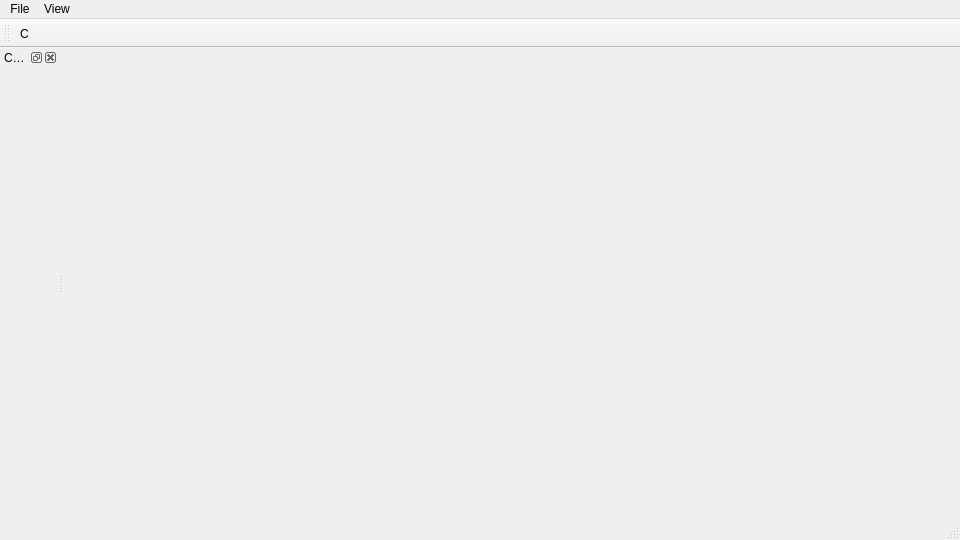
Before: the Qt Designer form mainwindow.ui in lyq326/lidar_sample_client, drawn with Qt 5.
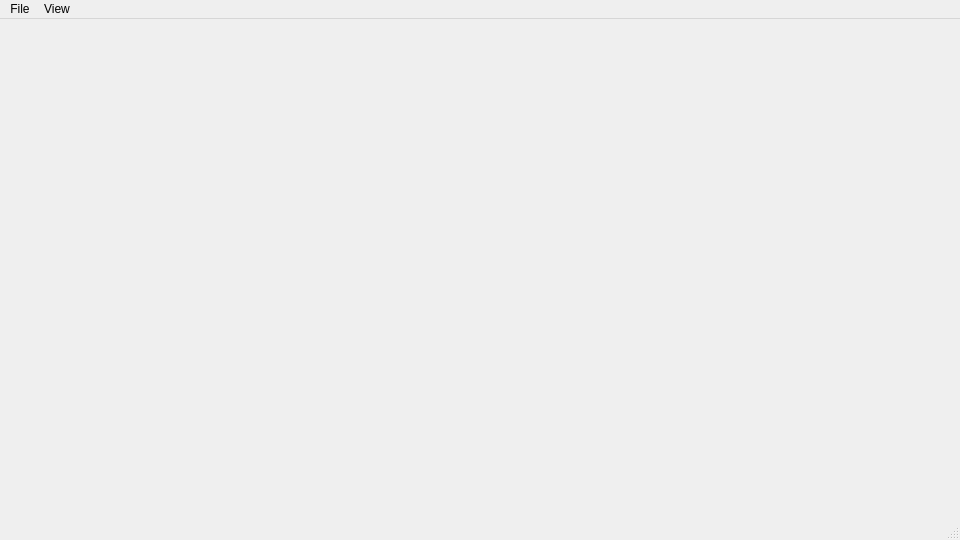
After: the same form once the commit is applied.

The edit to the form file:
```diff
--- a/mainwindow.ui
+++ b/mainwindow.ui
@@ -10,10 +10,21 @@
     <height>540</height>
    </rect>
   </property>
+  <property name="sizePolicy">
+   <sizepolicy hsizetype="Minimum" vsizetype="Minimum">
+    <horstretch>0</horstretch>
+    <verstretch>0</verstretch>
+   </sizepolicy>
+  </property>
   <property name="windowTitle">
    <string>MainWindow</string>
   </property>
-  <widget class="QWidget" name="centralwidget"/>
+  <widget class="QWidget" name="centralwidget">
+   <property name="styleSheet">
+    <string notr="true"/>
+   </property>
+   <layout class="QVBoxLayout" name="verticalLayout_Central"/>
+  </widget>
   <widget class="QMenuBar" name="menubar">
    <property name="geometry">
     <rect>
@@ -41,26 +52,6 @@
    <addaction name="menuView"/>
   </widget>
   <widget class="QStatusBar" name="statusbar"/>
-  <widget class="QToolBar" name="toolBar">
-   <property name="windowTitle">
-    <string>toolBar</string>
-   </property>
-   <attribute name="toolBarArea">
-    <enum>TopToolBarArea</enum>
-   </attribute>
-   <attribute name="toolBarBreak">
-    <bool>false</bool>
-   </attribute>
-   <addaction name="actionConnect"/>
-  </widget>
-  <widget class="QDockWidget" name="dockWidget">
-   <property name="windowTitle">
-    <string>Control</string>
-   </property>
-   <attribute name="dockWidgetArea">
-    <number>1</number>
-   </attribute>
-  </widget>
   <action name="actionexport">
    <property name="text">
     <string>export</string>
```
